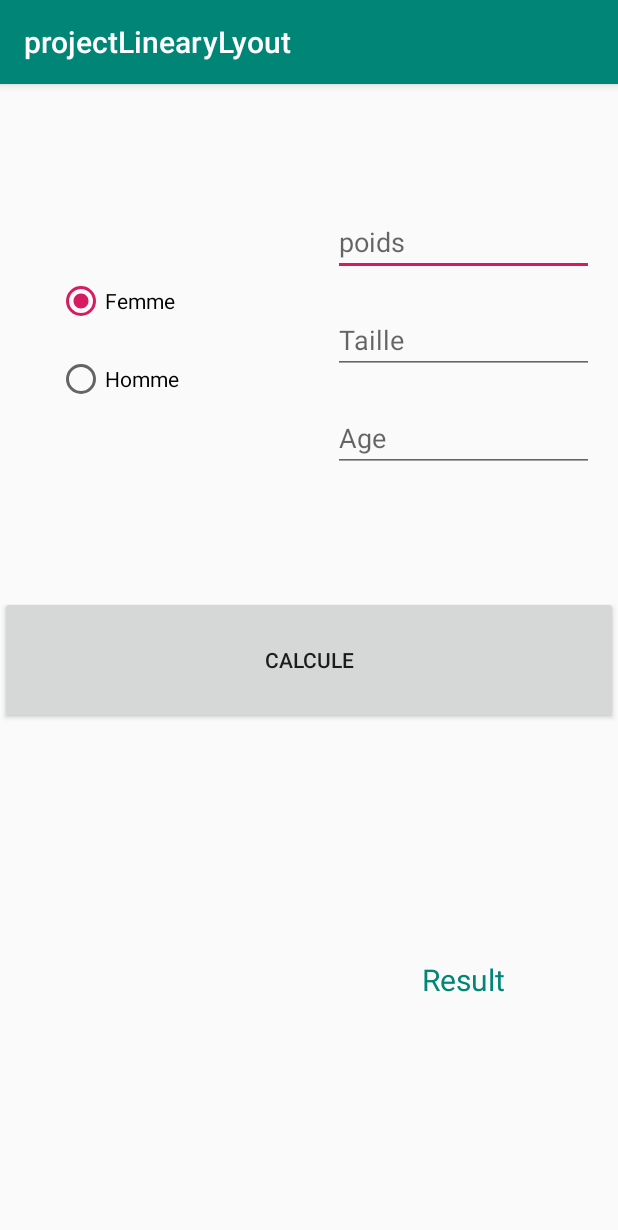
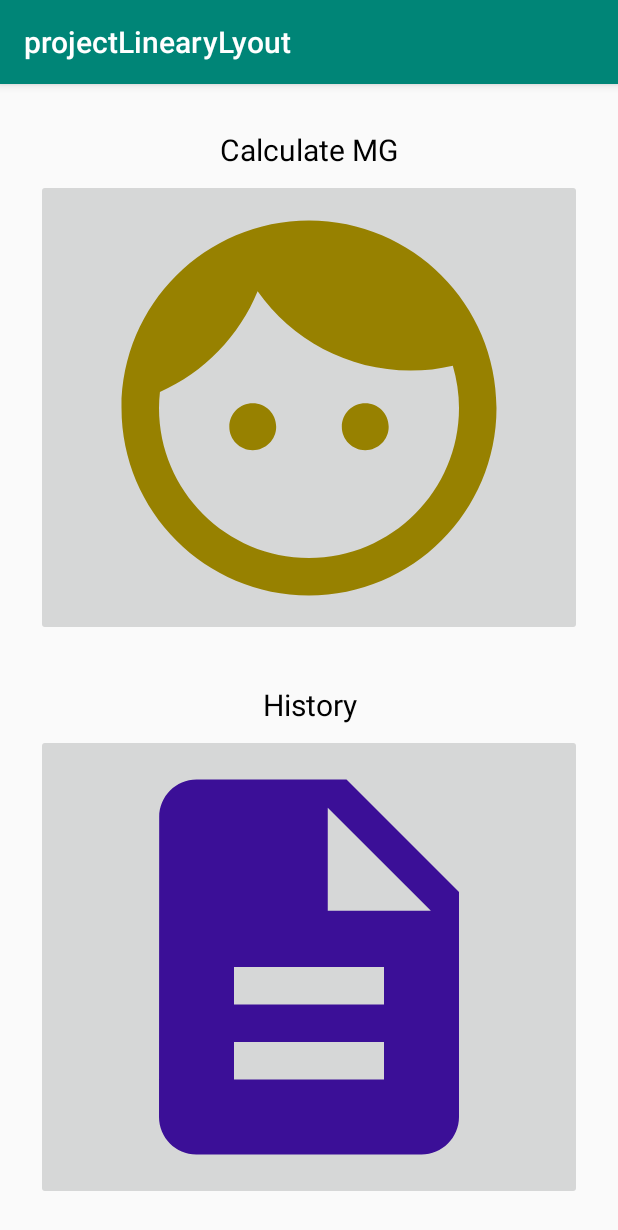
Before and after one commit to grisouf/Class_Project_TP-1, an Android app: the screen it shows after launch (MainActivity before the commit, HomeActivity after it), on a phone screen of 412 x 824 dp. Shown: the top 1230 px of the screen. Run offline under Robolectric (Android 15) with nearby library versions, the phone set to English and light mode, and no system bars.

Commit message:
add home activity

```diff
--- a/app/src/main/AndroidManifest.xml
+++ b/app/src/main/AndroidManifest.xml
@@ -9,13 +9,17 @@
         android:roundIcon="@mipmap/ic_launcher_round"
         android:supportsRtl="true"
         android:theme="@style/AppTheme">
-        <activity android:name=".MainActivity">
+        <activity android:name=".HistoryActivity">
+
+        </activity>
+        <activity android:name=".HomeActivity">
             <intent-filter>
                 <action android:name="android.intent.action.MAIN" />
 
                 <category android:name="android.intent.category.LAUNCHER" />
             </intent-filter>
         </activity>
+        <activity android:name=".MainActivity"></activity>
     </application>
 
 </manifest>
--- /dev/null
+++ b/app/src/main/java/com/gridev/projectlinearylyout/HistoryActivity.java
@@ -0,0 +1,14 @@
+package com.gridev.projectlinearylyout;
+
+import androidx.appcompat.app.AppCompatActivity;
+
+import android.os.Bundle;
+
+public class HistoryActivity extends AppCompatActivity {
+
+    @Override
+    protected void onCreate(Bundle savedInstanceState) {
+        super.onCreate(savedInstanceState);
+        setContentView(R.layout.activity_history);
+    }
+}
--- /dev/null
+++ b/app/src/main/java/com/gridev/projectlinearylyout/HomeActivity.java
@@ -0,0 +1,14 @@
+package com.gridev.projectlinearylyout;
+
+import androidx.appcompat.app.AppCompatActivity;
+
+import android.os.Bundle;
+
+public class HomeActivity extends AppCompatActivity {
+
+    @Override
+    protected void onCreate(Bundle savedInstanceState) {
+        super.onCreate(savedInstanceState);
+        setContentView(R.layout.activity_home);
+    }
+}
--- /dev/null
+++ b/app/src/main/res/drawable/ic_description_300dp.xml
@@ -0,0 +1,5 @@
+<vector android:height="300dp" android:tint="#3B0F97"
+    android:viewportHeight="24.0" android:viewportWidth="24.0"
+    android:width="300dp" xmlns:android="http://schemas.android.com/apk/res/android">
+    <path android:fillColor="#FF000000" android:pathData="M14,2L6,2c-1.1,0 -1.99,0.9 -1.99,2L4,20c0,1.1 0.89,2 1.99,2L18,22c1.1,0 2,-0.9 2,-2L20,8l-6,-6zM16,18L8,18v-2h8v2zM16,14L8,14v-2h8v2zM13,9L13,3.5L18.5,9L13,9z"/>
+</vector>
--- /dev/null
+++ b/app/src/main/res/drawable/ic_face_300dp.xml
@@ -0,0 +1,5 @@
+<vector android:height="300dp" android:tint="#978100"
+    android:viewportHeight="24.0" android:viewportWidth="24.0"
+    android:width="300dp" xmlns:android="http://schemas.android.com/apk/res/android">
+    <path android:fillColor="#FF000000" android:pathData="M9,11.75c-0.69,0 -1.25,0.56 -1.25,1.25s0.56,1.25 1.25,1.25 1.25,-0.56 1.25,-1.25 -0.56,-1.25 -1.25,-1.25zM15,11.75c-0.69,0 -1.25,0.56 -1.25,1.25s0.56,1.25 1.25,1.25 1.25,-0.56 1.25,-1.25 -0.56,-1.25 -1.25,-1.25zM12,2C6.48,2 2,6.48 2,12s4.48,10 10,10 10,-4.48 10,-10S17.52,2 12,2zM12,20c-4.41,0 -8,-3.59 -8,-8 0,-0.29 0.02,-0.58 0.05,-0.86 2.36,-1.05 4.23,-2.98 5.21,-5.37C11.07,8.33 14.05,10 17.42,10c0.78,0 1.53,-0.09 2.25,-0.26 0.21,0.71 0.33,1.47 0.33,2.26 0,4.41 -3.59,8 -8,8z"/>
+</vector>
--- /dev/null
+++ b/app/src/main/res/layout/activity_history.xml
@@ -0,0 +1,9 @@
+<?xml version="1.0" encoding="utf-8"?>
+<androidx.constraintlayout.widget.ConstraintLayout xmlns:android="http://schemas.android.com/apk/res/android"
+    xmlns:app="http://schemas.android.com/apk/res-auto"
+    xmlns:tools="http://schemas.android.com/tools"
+    android:layout_width="match_parent"
+    android:layout_height="match_parent"
+    tools:context=".HistoryActivity">
+
+</androidx.constraintlayout.widget.ConstraintLayout>
--- /dev/null
+++ b/app/src/main/res/layout/activity_home.xml
@@ -0,0 +1,52 @@
+<?xml version="1.0" encoding="utf-8"?>
+<LinearLayout xmlns:android="http://schemas.android.com/apk/res/android"
+    xmlns:app="http://schemas.android.com/apk/res-auto"
+    xmlns:tools="http://schemas.android.com/tools"
+    android:layout_width="match_parent"
+    android:layout_height="match_parent"
+    android:orientation="vertical"
+    android:padding="8dp"
+    tools:context=".HomeActivity">
+    <LinearLayout
+        android:layout_width="match_parent"
+        android:layout_height="0dp"
+        android:layout_weight="1"
+        android:orientation="vertical"
+        android:layout_margin="16dp"
+        >
+        <TextView
+            android:layout_width="match_parent"
+            android:layout_height="wrap_content"
+            android:gravity="center"
+            android:textColor="#000000"
+            android:textSize="20sp"
+            android:text="@string/calculate_mg"
+            android:layout_margin="6dp"/>
+        <ImageButton
+            android:id="@+id/claculate_mg"
+            android:layout_width="match_parent"
+            android:layout_height="wrap_content"
+            android:src="@drawable/ic_face_300dp" />
+    </LinearLayout>
+    <LinearLayout
+        android:layout_width="match_parent"
+        android:layout_height="0dp"
+        android:layout_weight="1"
+        android:orientation="vertical"
+        android:layout_margin="16dp"
+        >
+        <TextView
+            android:layout_width="match_parent"
+            android:layout_height="wrap_content"
+            android:gravity="center"
+            android:textColor="#000000"
+            android:textSize="20sp"
+            android:text="@string/history"
+            android:layout_marginBottom="6dp"/>
+        <ImageButton
+            android:id="@+id/histroy_mg"
+            android:layout_width="match_parent"
+            android:layout_height="wrap_content"
+            android:src="@drawable/ic_description_300dp" />
+    </LinearLayout>
+</LinearLayout>
--- a/app/src/main/res/values/strings.xml
+++ b/app/src/main/res/values/strings.xml
@@ -9,4 +9,6 @@
     <string name="calcule">Calcule</string>
     <string name="age">Age</string>
     <string name="taille">Taille</string>
+    <string name="calculate_mg">Calculate MG</string>
+    <string name="history">History</string>
 </resources>
```
